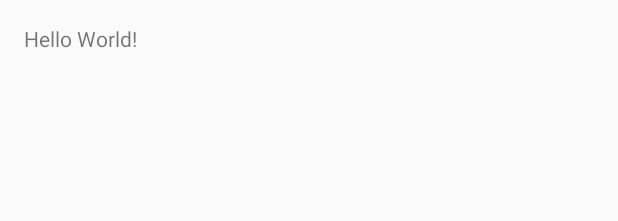
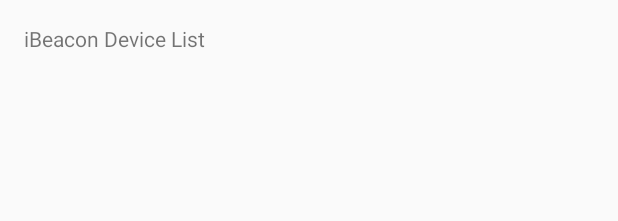
Before and after one commit to hankschen/MyBeacon, an Android app: the layout activity_main.xml on its own in the app's theme, with its tools: preview values and no code run, on a phone screen of 412 x 824 dp. Shown: the top 221 px of the screen. Run offline under Robolectric (Android 15) with nearby library versions, the phone set to English and light mode, and no system bars.

Commit message:
add TextView to  show Device Information

```diff
--- a/app/src/main/res/layout/activity_main.xml
+++ b/app/src/main/res/layout/activity_main.xml
@@ -1,5 +1,5 @@
 <?xml version="1.0" encoding="utf-8"?>
-<RelativeLayout xmlns:android="http://schemas.android.com/apk/res/android"
+<LinearLayout xmlns:android="http://schemas.android.com/apk/res/android"
     xmlns:tools="http://schemas.android.com/tools"
     android:id="@+id/activity_main"
     android:layout_width="match_parent"
@@ -8,10 +8,54 @@
     android:paddingLeft="@dimen/activity_horizontal_margin"
     android:paddingRight="@dimen/activity_horizontal_margin"
     android:paddingTop="@dimen/activity_vertical_margin"
+    android:orientation="vertical"
     tools:context="com.example.hanks.mybeacon.MainActivity">
 
     <TextView
         android:layout_width="wrap_content"
         android:layout_height="wrap_content"
-        android:text="Hello World!" />
-</RelativeLayout>
+        android:text="iBeacon Device List" />
+
+    <TextView
+        android:layout_width="match_parent"
+        android:layout_height="wrap_content"
+        android:id="@+id/tv1"/>
+    <TextView
+        android:layout_width="match_parent"
+        android:layout_height="wrap_content"
+        android:id="@+id/tv2"/>
+    <TextView
+        android:layout_width="match_parent"
+        android:layout_height="wrap_content"
+        android:id="@+id/tv3"/>
+    <TextView
+        android:layout_width="match_parent"
+        android:layout_height="wrap_content"
+        android:id="@+id/tv4"/>
+    <TextView
+        android:layout_width="match_parent"
+        android:layout_height="wrap_content"
+        android:id="@+id/tv5"/>
+    <TextView
+        android:layout_width="match_parent"
+        android:layout_height="wrap_content"
+        android:id="@+id/tv6"/>
+    <TextView
+        android:layout_width="match_parent"
+        android:layout_height="wrap_content"
+        android:id="@+id/tv7"/>
+    <TextView
+        android:layout_width="match_parent"
+        android:layout_height="wrap_content"
+        android:id="@+id/tv8"/>
+    <TextView
+        android:layout_width="match_parent"
+        android:layout_height="wrap_content"
+        android:id="@+id/tv9"/>
+
+    <ListView
+        android:layout_width="match_parent"
+        android:layout_height="match_parent"
+        android:id="@+id/listView"/>
+
+</LinearLayout>
```
Also changed, not shown: app/src/main/java/com/example/hanks/mybeacon/MainActivity.java (+29 -1 lines).
